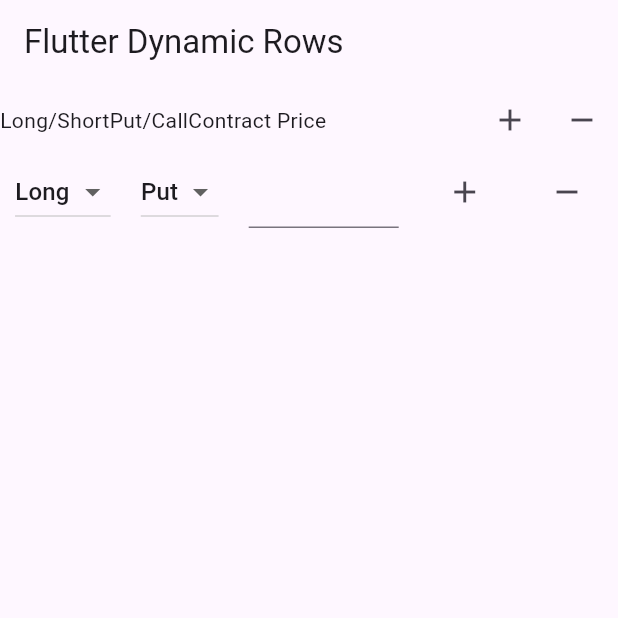
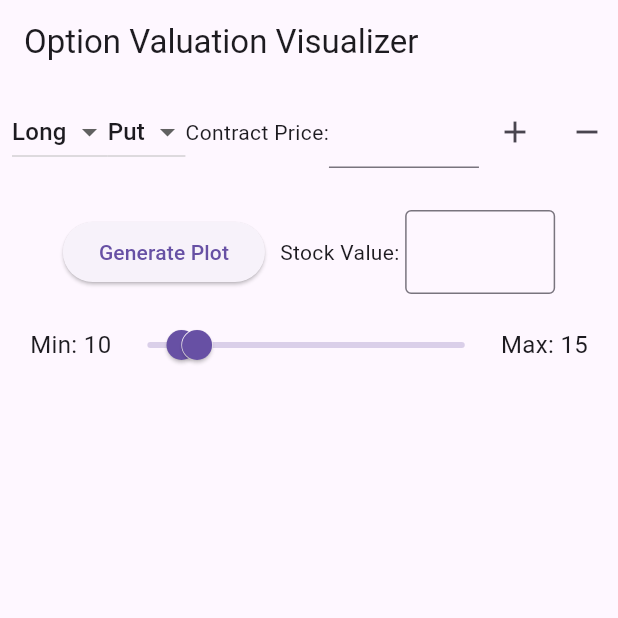
Before and after one commit to jpatch22/optionVisualization, a Flutter app: the screen it shows after launch, on a phone screen of 412 x 824 dp, the top half of it. Run offline on Flutter 3.47's test engine with Material 3 defaults, Android fonts, the light colour scheme and no system bars; our stand-ins replace syncfusion_flutter_charts.

Commit message:
1.0 options visualisation

```diff
--- /dev/null
+++ b/lib/models/chart_data.dart
@@ -0,0 +1,6 @@
+class ChartData {
+  final double x;
+  final double y;
+
+  ChartData(this.x, this.y);
+}
--- /dev/null
+++ b/lib/process/data_generator.dart
@@ -0,0 +1,13 @@
+import 'dart:math';
+import '../models/chart_data.dart';
+
+class DataGenerator {
+  List<ChartData> generateRandomData(int count) {
+    final random = Random();
+    return List<ChartData>.generate(count, (i) {
+      double x = i.toDouble();
+      double y = sin(x * pi / 50) + random.nextDouble() * 0.5;
+      return ChartData(x, y);
+    }).toList();
+  }
+}
--- /dev/null
+++ b/lib/process/row_data_processor.dart
@@ -0,0 +1,89 @@
+import 'dart:math';
+import '../models/row_data.dart';
+import '../models/chart_data.dart';
+
+class RowDataProcessor {
+  List<ChartData> processRowData(List<RowData> rows) {
+    List<ChartData> chartData = [];
+    final random = Random();
+
+    for (int i = 0; i < rows.length; i++) {
+      double x = i.toDouble();
+      double y = (rows[i].contractPrice.isNotEmpty ? double.parse(rows[i].contractPrice) : 0) + random.nextDouble() * 0.5;
+      chartData.add(ChartData(x, y));
+    }
+
+    return chartData;
+  }
+
+  List<double> createRange(double a, double b, double c) {
+    if (c == 0) {
+      throw ArgumentError("Step must be non-zero.");
+    }
+    if (a == b) {
+      return [a];
+    }
+
+    List<double> rangeList = [];
+    if (a < b && c > 0) {
+      for (double i = a; i <= b; i += c) {
+        rangeList.add(i);
+      }
+    } else if (a > b && c < 0) {
+      for (double i = a; i >= b; i += c) {
+        rangeList.add(i);
+      }
+    } else {
+      throw ArgumentError("Step value must correctly progress towards the end value.");
+    }
+
+    return rangeList;
+  }
+
+  List<ChartData> calcMultOptionValAtExpiry(List<RowData> rows, double stockStart, double stockEnd) {
+    List<List<ChartData>> optionValues = [];
+    for (RowData row in rows) {
+      optionValues.add(calcOptionValueAtExpiry(row, stockStart, stockEnd));
+    }
+    if (optionValues.isEmpty) {
+      return [];
+    }
+    List<ChartData> res = [];
+
+    for (int i = 0; i < optionValues[0].length; i++) {
+      double ysum = 0.0;
+      for (int j = 0; j < optionValues.length; j++) {
+        ysum += optionValues[j][i].y;
+      }
+      res.add(ChartData(optionValues[0][i].x, ysum));
+    }
+    return res;
+  }
+
+  List<ChartData> calcOptionValueAtExpiry(RowData row, double stockStart, double stockEnd) {
+    double step = (stockEnd - stockStart) / 1000.0;
+    List<double> stockPriceRange = createRange(stockStart, stockEnd, step);
+
+    List<ChartData> chartData = [];
+    List<double> yList = [];
+    if (row.contractPrice.isEmpty) {
+      return [];
+    }
+    double contractPrice = row.contractPrice.isNotEmpty ? double.parse(row.contractPrice) : 0.0;
+
+
+    if (row.longShort == "Long" && row.putCall == "Call") {
+      yList = [for (double sp in stockPriceRange) max(0.0, sp - contractPrice)];
+    } else if (row.longShort == "Long" && row.putCall == "Put") {
+      yList = [for (double sp in stockPriceRange) max(0.0, contractPrice - sp)];
+    } else if (row.putCall == "Call") {
+      yList = [for (double sp in stockPriceRange) min(0.0, contractPrice - sp)];
+    } else {
+      yList = [for (double sp in stockPriceRange) min(0.0, sp - contractPrice)];
+    }
+    for (int i = 0; i < stockPriceRange.length; i++) {
+      chartData.add(ChartData(stockPriceRange[i], yList[i]));
+    }
+    return chartData;
+  }
+}
--- a/lib/screens/home_screen.dart
+++ b/lib/screens/home_screen.dart
@@ -1,6 +1,13 @@
+import 'package:flutter/foundation.dart';
 import 'package:flutter/material.dart';
+import 'package:flutter/widgets.dart';
 import '../models/row_data.dart';
 import '../widgets/row_item.dart';
+import '../widgets/chart_widget.dart';
+import '../process/data_generator.dart';
+import '../process/row_data_processor.dart';
+import '../models/chart_data.dart';
+import '../widgets/range_selector.dart';
 
 class MyHomePage extends StatefulWidget {
   @override
@@ -9,46 +16,105 @@ class MyHomePage extends StatefulWidget {
 
 class _MyHomePageState extends State<MyHomePage> {
   List<RowData> rows = [RowData()];
+  List<ChartData> _chartData = [];
+  final RowDataProcessor _rowDataProcessor = RowDataProcessor();
+
+  RangeValues _selectedRange = RangeValues(10, 15);
+  final ValueNotifier<double> _maxVal = ValueNotifier(100.0);
+  final ValueNotifier<double> _minVal = ValueNotifier(0.0);
+  double maxRange = 100.0;
+  final TextEditingController _stockValueController = TextEditingController();
+  final ValueNotifier<RangeValues> _selectedRangeNotifier = ValueNotifier(RangeValues(10, 15));
+
+  @override
+  void initState() {
+    super.initState();
+    _drawPlot();
+  }
 
   @override
   Widget build(BuildContext context) {
     return Scaffold(
       appBar: AppBar(
-        title: Text('Flutter Dynamic Rows'),
+        title: Text('Option Valuation Visualizer'),
       ),
-      body: Column(
+      body: SingleChildScrollView(
+        child: Column(
           children: <Widget>[
-          Row(
-            mainAxisAlignment: MainAxisAlignment.spaceAround,
-            children: [
-              Text('Long/Short'),
-              Text('Put/Call'),
-              Text('Contract Price'),
-              Spacer(),
-              IconButton(
-                icon: Icon(Icons.add),
-                onPressed: addRow,
-              ),
-              IconButton(
-                icon: Icon(Icons.remove),
-                onPressed: removeRow,
-              ),
-            ],
-          ),
-          Expanded(
-            child: ListView.builder(
+            ListView.builder(
+              physics: NeverScrollableScrollPhysics(),
+              shrinkWrap: true,
               itemCount: rows.length,
               itemBuilder: (context, index) {
-                return RowItem(
+                return Padding(
+                  padding: const EdgeInsets.all(8.0),
+                  child: Table(
+                    columnWidths: {
+                      0: FlexColumnWidth(),
+                      1: FlexColumnWidth(),
+                      2: FlexColumnWidth(),
+                      3: FixedColumnWidth(50),
+                      4: FixedColumnWidth(50),
+                    },
+                    children: [
+                      TableRow(
+                        children: [
+                          RowItem(
                             key: UniqueKey(),
                             rowData: rows[index],
                             onAdd: () => addRowAt(index),
                             onRemove: () => removeRowAt(index),
+                          ),
+                        ],
+                      ),
+                    ],
+                  ),
                 );
               },
             ),
+            SizedBox(height: 20),
+            Row(
+              mainAxisAlignment: MainAxisAlignment.center,
+              children: [
+                ElevatedButton(
+                  onPressed: _generatePlot,
+                  child: Text('Generate Plot'),
+                ),
+                SizedBox(width: 10),
+                Row(
+                  children: [
+                    Text('Stock Value: '),
+                    Container(
+                      width: 100,
+                      child: TextField(
+                        controller: _stockValueController,
+                        keyboardType: TextInputType.number,
+                        decoration: InputDecoration(
+                          border: OutlineInputBorder(),
+                        ),
+                      ),
                     ),
                   ],
+                ),
+              ],
+            ),
+            SizedBox(height: 10),
+            RangeSelector(
+              minNotifier: _minVal,
+              maxNotifier: _maxVal,
+              rangeNotifier: _selectedRangeNotifier,
+              onRangeChanged: (values) {
+                _selectedRange = values;
+                _drawPlot();
+              },
+            ),
+            SizedBox(height: 10),
+            Container(
+              height: 400,
+              child: ChartWidget(data: _chartData),
+            ),
+          ],
+        ),
       ),
     );
   }
@@ -80,4 +146,24 @@ class _MyHomePageState extends State<MyHomePage> {
       });
     }
   }
+
+  void _generatePlot() {
+    double stockValue = double.tryParse(_stockValueController.text) ?? 0.0;
+    _selectedRange = RangeValues(stockValue * 0.75, stockValue * 1.25);
+    _selectedRangeNotifier.value = _selectedRange;
+    _minVal.value = 0.0;
+    _maxVal.value = 10 * stockValue;
+
+    _drawPlot();
   }
+
+  void _drawPlot() {
+    setState(() {
+      _chartData = _rowDataProcessor.calcMultOptionValAtExpiry(
+        rows,
+        _selectedRange.start,
+        _selectedRange.end,
+      );
+    });
+  }
+}
--- /dev/null
+++ b/lib/widgets/chart_widget.dart
@@ -0,0 +1,38 @@
+import 'package:flutter/material.dart';
+import 'package:syncfusion_flutter_charts/charts.dart';
+import '../models/chart_data.dart';
+
+class ChartWidget extends StatelessWidget {
+  final List<ChartData> data;
+
+  ChartWidget({required this.data});
+
+  @override
+  Widget build(BuildContext context) {
+    if (data.isEmpty) {
+      return Container();
+    }
+
+    // Calculate the minimum and maximum Y values
+    double minY = data.map((d) => d.y).reduce((a, b) => a < b ? a : b);
+    double maxY = data.map((d) => d.y).reduce((a, b) => a > b ? a : b);
+
+    return SizedBox(
+      height: 500,
+      child: SfCartesianChart(
+        primaryXAxis: NumericAxis(),
+        primaryYAxis: NumericAxis(
+          minimum: minY,
+          maximum: maxY,
+        ),
+        series: <ChartSeries>[
+          LineSeries<ChartData, double>(
+            dataSource: data,
+            xValueMapper: (ChartData data, _) => data.x,
+            yValueMapper: (ChartData data, _) => data.y,
+          ),
+        ],
+      ),
+    );
+  }
+}
--- /dev/null
+++ b/lib/widgets/range_selector.dart
@@ -0,0 +1,86 @@
+import 'package:flutter/material.dart';
+
+class RangeSelector extends StatefulWidget {
+  final ValueNotifier<double> minNotifier;
+  final ValueNotifier<double> maxNotifier;
+  final ValueNotifier<RangeValues> rangeNotifier;
+  final ValueChanged<RangeValues> onRangeChanged;
+
+  RangeSelector({
+    Key? key,
+    required this.minNotifier,
+    required this.maxNotifier,
+    required this.rangeNotifier,
+    required this.onRangeChanged,
+  }) : super(key: key);
+
+  @override
+  _RangeSelectorState createState() => _RangeSelectorState();
+}
+
+class _RangeSelectorState extends State<RangeSelector> {
+  @override
+  void initState() {
+    super.initState();
+    widget.rangeNotifier.addListener(_updateRange);
+    widget.minNotifier.addListener(_updateRange);
+    widget.maxNotifier.addListener(_updateRange);
+  }
+
+  @override
+  void dispose() {
+    widget.rangeNotifier.removeListener(_updateRange);
+    widget.minNotifier.removeListener(_updateRange);
+    widget.maxNotifier.removeListener(_updateRange);
+    super.dispose();
+  }
+
+  void _updateRange() {
+    setState(() {});
+  }
+
+  @override
+  Widget build(BuildContext context) {
+    final rangeValues = widget.rangeNotifier.value;
+    final min = widget.minNotifier.value;
+    final max = widget.maxNotifier.value;
+    final sideSpacing = 20.0;
+
+    return Column(
+      mainAxisAlignment: MainAxisAlignment.center,
+      children: [
+        Row(
+          children: [
+            SizedBox(width: sideSpacing),
+            Text(
+              'Min: ${rangeValues.start.round()}',
+              style: TextStyle(fontSize: 16),
+            ),
+            Expanded(
+              child: RangeSlider(
+                values: rangeValues,
+                min: min,
+                max: max,
+                divisions: 100,
+                labels: RangeLabels(
+                  rangeValues.start.round().toString(),
+                  rangeValues.end.round().toString(),
+                ),
+                onChanged: (RangeValues values) {
+                  widget.rangeNotifier.value = values;
+                  widget.onRangeChanged(values);
+                },
+              ),
+            ),
+            Text(
+              'Max: ${rangeValues.end.round()}',
+              style: TextStyle(fontSize: 16),
+            ),
+            SizedBox(width: sideSpacing)
+          ],
+        ),
+        SizedBox(height: 20),
+      ],
+    );
+  }
+}
--- a/lib/widgets/row_item.dart
+++ b/lib/widgets/row_item.dart
@@ -67,6 +67,7 @@ class _RowItemState extends State<RowItem> {
             );
           }).toList(),
         ),
+        Text("Contract Price:"),
         Container(
           width: 100,
           child: TextField(
--- a/pubspec.yaml
+++ b/pubspec.yaml
@@ -28,14 +28,14 @@ environment:
 # the latest version available on pub.dev. To see which dependencies have newer
 # versions available, run `flutter pub outdated`.
 dependencies:
+  syncfusion_flutter_charts: ^21.2.8
+  cupertino_icons: ^1.0.6
+
   flutter:
     sdk: flutter
 
-  provider: ^6.0.0
-
   # The following adds the Cupertino Icons font to your application.
   # Use with the CupertinoIcons class for iOS style icons.
-  cupertino_icons: ^1.0.6
 
 dev_dependencies:
   flutter_test:
```
Also changed, not shown: pubspec.lock, 1 other file. Lines whose indentation alone changed are shown as unchanged.
